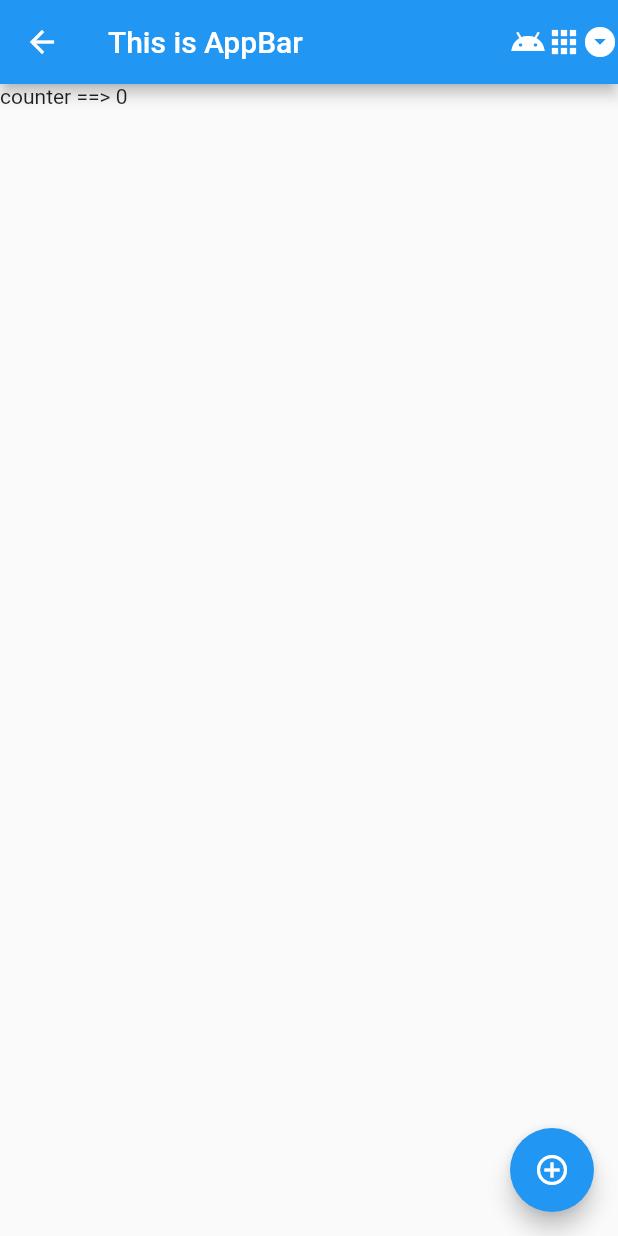
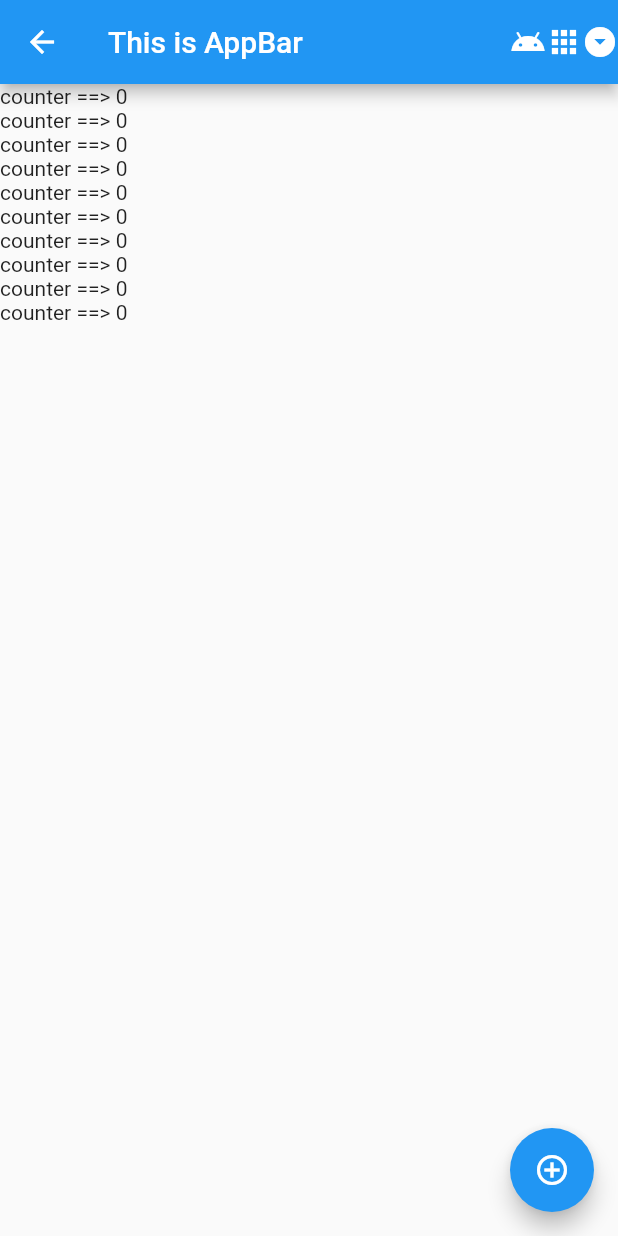
Before and after one commit to masterUNG/Hello_SSO, a Flutter app: the screen it shows after launch, on a phone screen of 412 x 824 dp. Run offline on Flutter 3.47's test engine with Material 2 defaults, Android fonts, the phone set to English and light mode, and no system bars.

Commit message:
ListView OK

```diff
--- a/lib/src/app.dart
+++ b/lib/src/app.dart
@@ -9,15 +9,21 @@ class App extends StatefulWidget {
 }
 
 class AppState extends State<App> {
-
+  String urlJSON =
+      "https://www.androidthai.in.th/sso/getFoodWhereIdMaster.php?isAdd=true&id=";
   int counter = 0;
+  List<String> contents = ['counter ==> 0'];
 
   @override
   Widget build(BuildContext context) {
-
     return MaterialApp(
       home: Scaffold(
-        body: Text('counter ==> $counter'),
+        body: ListView.builder(
+          itemCount: 10,
+          itemBuilder: (context, int index) {
+            return Text(contents[0]);
+          },
+        ),
         appBar: AppBar(
           actions: <Widget>[
             Icon(Icons.android),
```
